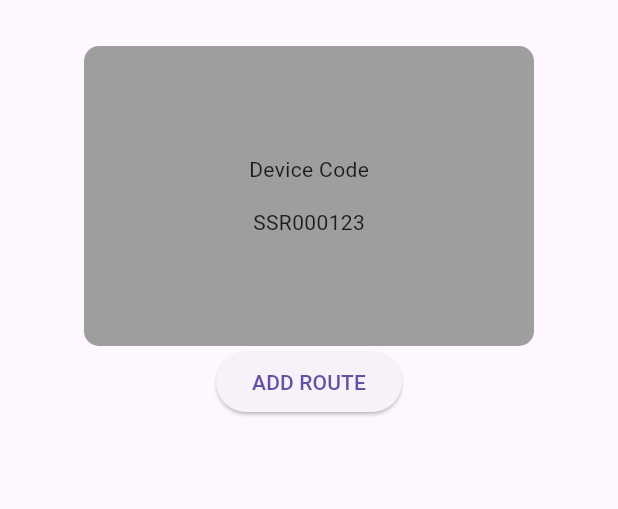
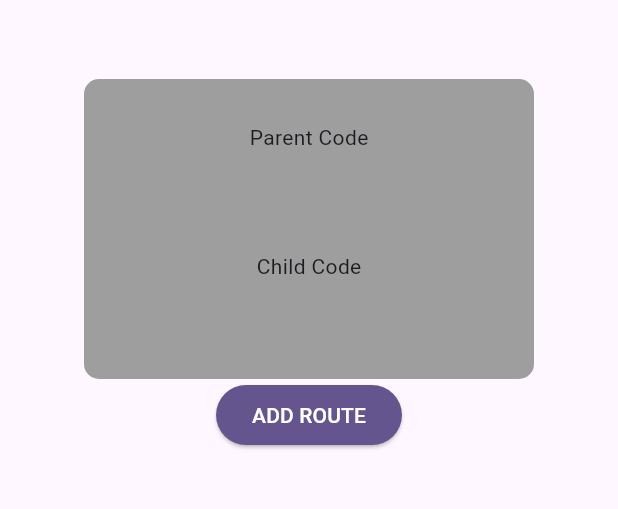
Before and after one commit to shashikaNis/ssr_parent_app, a Flutter app: the ChildPage screen opened directly with empty values, on a phone screen of 412 x 824 dp, the part 275-784 px from its top. Run offline on Flutter 3.47's test engine with Material 3 defaults, Android fonts, the phone set to English and light mode, and no system bars; our stand-ins replace cloud_firestore, firebase_auth, firebase_core, firebase_messaging, flutter_local_notifications, flutter_svg and 2 more; missing offline and left inert: flutter_polyline_points, google_maps_directions, google_maps_flutter_android, google_maps_flutter_platform_interface; accounts and stored records are empty; network calls fail.

Commit message:
parent app finished

```diff
--- a/lib/pages/Route/route.dart
+++ b/lib/pages/Route/route.dart
@@ -50,7 +50,7 @@ class RoutePageState extends State<RoutePage> {
   }
 
   Future<void> _getRoute() async {
-    /// methana wela tinne api goofle Direction api aka connect karala tiyenne
+    /// methana wela tinne api google Direction API aka connect karala tiyenne
     GoogleMapsDirections.init(
         googleAPIKey: 'AIzaSyC3WMm0zAfOa80jYCf3HXGdsXjWNFCBGQ8');
 
@@ -152,7 +152,10 @@ class RoutePageState extends State<RoutePage> {
                 ),
                 ElevatedButton(
                   onPressed: _saveRoute,
-                  child: const Text("ADD ROUTE"),
+                  child: const Text("ADD ROUTE",style:TextStyle(color:Colors.white),),
+                  style: ElevatedButton.styleFrom(
+                    backgroundColor:Color(0xFF65558F)
+                  ),
                 ),
               ],
             ),
--- a/lib/pages/child/child_page.dart
+++ b/lib/pages/child/child_page.dart
@@ -2,6 +2,7 @@ import 'package:cloud_firestore/cloud_firestore.dart';
 import 'package:flutter/material.dart';
 import 'package:ssr_parent_app/components/route_list_item.dart';
 import 'package:go_router/go_router.dart';
+import 'package:ssr_parent_app/service/auth_service.dart';
 import 'package:ssr_parent_app/service/child_service.dart';
 import 'package:ssr_parent_app/service/route_service.dart';
 
@@ -19,6 +20,17 @@ class ChildPage extends StatefulWidget {
 
 class ChildPageState extends State<ChildPage> {
 
+  String parentCode ="";
+@override
+  void initState() {
+    AuthService.getFirestoreUser().then((value){
+      var parentData = value.data();
+      setState(() {
+        parentCode = parentData["parentCode"];
+      });
+    });
+    super.initState();
+  }
 
 
 
@@ -40,7 +52,7 @@ class ChildPageState extends State<ChildPage> {
                   /// show loading indicator while data loading
                   if (snapshot.connectionState == ConnectionState.waiting) {
                     return Center(
-                      child: CircularProgressIndicator(),
+                      child: SizedBox(height: 50, width: 50,child: CircularProgressIndicator(),),
                     );
                   }
                   /// show error message when data loading failed
@@ -66,7 +78,7 @@ class ChildPageState extends State<ChildPage> {
                           const Image(
                             image: AssetImage("assets/images/ssr_logo.png"),
                           ),
-                           Text(childDetails['name']),
+                           Text(childDetails['name'], style: TextStyle(fontSize: 30),),
                           Container(
                             width: 300,
                             height: 200,
@@ -79,15 +91,21 @@ class ChildPageState extends State<ChildPage> {
                                   BorderRadius.all(Radius.circular(10)),
                               color: Colors.grey,
                             ),
-                            child: const Center(
+                            child:  Center(
                               child: Column(
                                 mainAxisAlignment: MainAxisAlignment.center,
                                 children: [
-                                  Text("Device Code"),
-                                  SizedBox(
+                                  const Text("Parent Code"),
+                                  const SizedBox(
                                     height: 15,
                                   ),
-                                  Text("SSR000123"),
+                                  Text(parentCode),
+                                  const SizedBox(height: 30,),
+                                  const Text("Child Code"),
+                                  const SizedBox(
+                                    height: 15,
+                                  ),
+                                  Text(childDetails['childCode'])
                                 ],
                               ),
                             ),
@@ -96,14 +114,19 @@ class ChildPageState extends State<ChildPage> {
                             onPressed: () {
                               context.go("/route/${widget.childId}");
                             },
-                            child: const Text("ADD ROUTE"),
+                            style: ElevatedButton.styleFrom(
+                              backgroundColor: Color(0xFF65558F)
+                            ),
+                            child: const Text("ADD ROUTE",style: TextStyle(color:Colors.white),),
                           ),
                           Expanded(child: StreamBuilder(stream:widget.routeService.getRoutes() , builder: (context, snapshot) {
                             if (snapshot.hasError) {
                               return Text('Error: ${snapshot.error}');
                             }
                             if (snapshot.connectionState == ConnectionState.waiting) {
-                              return CircularProgressIndicator();
+                              return const Center(
+                                child: SizedBox(height: 50, width: 50,child: CircularProgressIndicator(),),
+                             );
                             }
                             final routes = snapshot.data!.docs;
                             return ListView.builder(
--- a/lib/service/auth_service.dart
+++ b/lib/service/auth_service.dart
@@ -1,3 +1,5 @@
+import 'dart:math';
+
 import 'package:cloud_firestore/cloud_firestore.dart';
 import 'package:firebase_auth/firebase_auth.dart';
 
@@ -26,15 +28,27 @@ class AuthService {
           .createUserWithEmailAndPassword(email: email, password: password);
 
       CollectionReference user = FirebaseFirestore.instance.collection('users');
+
+      final random = Random();
+      final otp = (100000 + random.nextInt(900000)).toString();
+      final parentCode = "SSRP"+otp.toString();
+
       user.doc(FirebaseAuth.instance.currentUser!.uid).set({
         'email':email,
         'fullName':fullName,
         'phone':phoneNumber,
         'uid':
         FirebaseAuth.instance.currentUser!.uid,
+        'parentCode':parentCode
       });
     } catch (e) {
       print(e);
     }
   }
+  static getFirestoreUser() async{
+    final user = FirebaseAuth.instance.currentUser;
+    final userData = await FirebaseFirestore.instance.collection('users').doc(user!.uid).get();
+    return userData;
+  }
+
 }
--- a/lib/ssr_parent_app.dart
+++ b/lib/ssr_parent_app.dart
@@ -8,6 +8,7 @@ import 'package:ssr_parent_app/pages/Signup/signup_page.dart';
 import 'package:ssr_parent_app/pages/child/child_page.dart';
 import 'package:ssr_parent_app/pages/home/home_page.dart';
 import 'package:ssr_parent_app/pages/login/login_page.dart';
+import 'package:ssr_parent_app/service/notification_service.dart';
 
 class SSRParentApp extends StatefulWidget {
   const SSRParentApp({super.key});
@@ -17,6 +18,13 @@ class SSRParentApp extends StatefulWidget {
 }
 
 class _SSRParentAppState extends State<SSRParentApp> {
+
+  final NotificationService _notificationService = NotificationService();
+  @override
+  void initState() {
+    super.initState();
+    _notificationService.initialize();
+  }
   @override
   Widget build(BuildContext context) {
     return MaterialApp.router(
--- a/pubspec.yaml
+++ b/pubspec.yaml
@@ -43,6 +43,8 @@ dependencies:
   cloud_firestore: ^5.5.0
   google_maps_directions: ^0.0.4
   flutter_polyline_points: ^2.1.0
+  firebase_messaging: ^15.1.6
+  flutter_local_notifications: ^18.0.1
 
 dev_dependencies:
   flutter_test:
```
Also changed, not shown: lib/pages/Signup/signup_page.dart (+16 -0 lines), lib/pages/home/home_page.dart (+31 -14 lines), lib/pages/login/login_page.dart (+8 -1 lines), lib/service/child_service.dart (+6 -1 lines), lib/service/notification_service.dart (added, +71 -0 lines), pubspec.lock.
